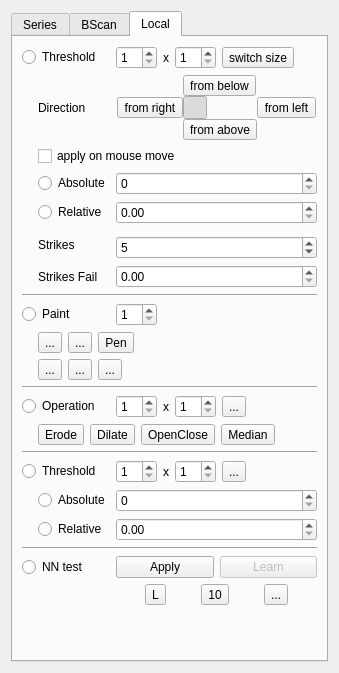
Before: the Qt Designer form ui/marker_segmentation.ui in neurodial/OCT-Marker, drawn with Qt 5.
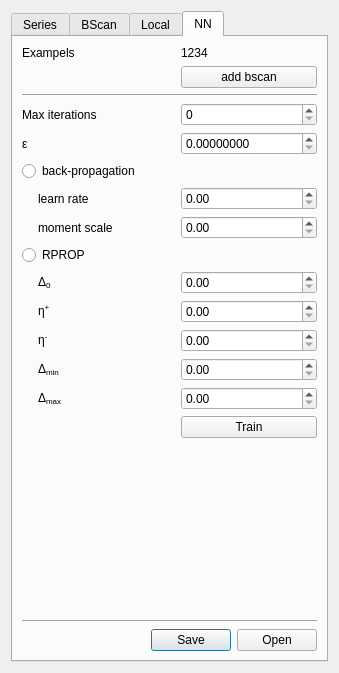
After: the same form once the commit is applied. Icons and pictures are not drawn.

Commit message: Segmentierung-NN: Widget-Entwurf

Patch:
```diff
--- a/ui/marker_segmentation.ui
+++ b/ui/marker_segmentation.ui
@@ -17,7 +17,7 @@
    <item>
     <widget class="QTabWidget" name="tabWidget">
      <property name="currentIndex">
-      <number>2</number>
+      <number>3</number>
      </property>
      <widget class="QWidget" name="seriesTab">
       <attribute name="title">
@@ -1085,7 +1085,7 @@
         </widget>
        </item>
        <item row="25" column="2">
-        <layout class="QHBoxLayout" name="horizontalLayout_5">
+        <layout class="QHBoxLayout" name="horizontalLayout_51">
          <item>
           <widget class="QPushButton" name="buttonLocalNNApply">
            <property name="text">
@@ -1176,6 +1176,214 @@
        </item>
       </layout>
      </widget>
+     <widget class="QWidget" name="nnTab">
+      <attribute name="title">
+       <string>NN</string>
+      </attribute>
+      <layout class="QGridLayout" name="gridLayout_9">
+       <item row="19" column="1">
+        <spacer name="verticalSpacer_4">
+         <property name="orientation">
+          <enum>Qt::Vertical</enum>
+         </property>
+         <property name="sizeHint" stdset="0">
+          <size>
+           <width>20</width>
+           <height>40</height>
+          </size>
+         </property>
+        </spacer>
+       </item>
+       <item row="6" column="0" colspan="2">
+        <widget class="QLabel" name="label_15">
+         <property name="text">
+          <string>ε</string>
+         </property>
+        </widget>
+       </item>
+       <item row="2" column="0" colspan="3">
+        <widget class="Line" name="line_6">
+         <property name="orientation">
+          <enum>Qt::Horizontal</enum>
+         </property>
+        </widget>
+       </item>
+       <item row="21" column="1" colspan="2">
+        <widget class="QDialogButtonBox" name="buttonBox">
+         <property name="standardButtons">
+          <set>QDialogButtonBox::Open|QDialogButtonBox::Save</set>
+         </property>
+         <property name="centerButtons">
+          <bool>false</bool>
+         </property>
+        </widget>
+       </item>
+       <item row="1" column="2">
+        <widget class="QPushButton" name="pushButton_2">
+         <property name="text">
+          <string>add bscan</string>
+         </property>
+        </widget>
+       </item>
+       <item row="0" column="2">
+        <widget class="QLabel" name="label_13">
+         <property name="text">
+          <string>1234</string>
+         </property>
+        </widget>
+       </item>
+       <item row="5" column="0" colspan="2">
+        <widget class="QLabel" name="label_14">
+         <property name="text">
+          <string>Max iterations</string>
+         </property>
+        </widget>
+       </item>
+       <item row="8" column="0" colspan="3">
+        <widget class="QRadioButton" name="radioButton">
+         <property name="text">
+          <string>back-propagation</string>
+         </property>
+        </widget>
+       </item>
+       <item row="17" column="2">
+        <widget class="QPushButton" name="pushButton">
+         <property name="text">
+          <string>Train</string>
+         </property>
+        </widget>
+       </item>
+       <item row="10" column="1">
+        <widget class="QLabel" name="label_17">
+         <property name="text">
+          <string>moment scale</string>
+         </property>
+        </widget>
+       </item>
+       <item row="11" column="0" colspan="3">
+        <widget class="QRadioButton" name="radioButton_2">
+         <property name="text">
+          <string>RPROP</string>
+         </property>
+        </widget>
+       </item>
+       <item row="9" column="1">
+        <widget class="QLabel" name="label_16">
+         <property name="text">
+          <string>learn rate</string>
+         </property>
+        </widget>
+       </item>
+       <item row="0" column="0" colspan="2">
+        <widget class="QLabel" name="label_12">
+         <property name="text">
+          <string>Exampels</string>
+         </property>
+        </widget>
+       </item>
+       <item row="10" column="2">
+        <widget class="QDoubleSpinBox" name="doubleSpinBox_3"/>
+       </item>
+       <item row="12" column="1">
+        <widget class="QLabel" name="label_18">
+         <property name="text">
+          <string>Δ&lt;sub&gt;0&lt;/sub&gt;</string>
+         </property>
+        </widget>
+       </item>
+       <item row="9" column="2">
+        <widget class="QDoubleSpinBox" name="doubleSpinBox_2"/>
+       </item>
+       <item row="15" column="1">
+        <widget class="QLabel" name="label_21">
+         <property name="text">
+          <string>Δ&lt;sub&gt;min&lt;/sub&gt;</string>
+         </property>
+        </widget>
+       </item>
+       <item row="5" column="2">
+        <widget class="QSpinBox" name="spinBox"/>
+       </item>
+       <item row="6" column="2">
+        <widget class="QDoubleSpinBox" name="doubleSpinBox">
+         <property name="decimals">
+          <number>8</number>
+         </property>
+         <property name="maximum">
+          <double>1.000000000000000</double>
+         </property>
+        </widget>
+       </item>
+       <item row="14" column="1">
+        <widget class="QLabel" name="label_20">
+         <property name="text">
+          <string>η&lt;sup&gt;-&lt;/sup&gt;</string>
+         </property>
+        </widget>
+       </item>
+       <item row="13" column="1">
+        <widget class="QLabel" name="label_19">
+         <property name="text">
+          <string>η&lt;sup&gt;+&lt;/sup&gt;</string>
+         </property>
+        </widget>
+       </item>
+       <item row="12" column="2">
+        <widget class="QDoubleSpinBox" name="doubleSpinBox_4"/>
+       </item>
+       <item row="16" column="1">
+        <widget class="QLabel" name="label_22">
+         <property name="text">
+          <string>Δ&lt;sub&gt;max&lt;/sub&gt;</string>
+         </property>
+        </widget>
+       </item>
+       <item row="16" column="2">
+        <widget class="QDoubleSpinBox" name="doubleSpinBox_5"/>
+       </item>
+       <item row="15" column="2">
+        <widget class="QDoubleSpinBox" name="doubleSpinBox_6"/>
+       </item>
+       <item row="13" column="2">
+        <widget class="QDoubleSpinBox" name="doubleSpinBox_7"/>
+       </item>
+       <item row="14" column="2">
+        <widget class="QDoubleSpinBox" name="doubleSpinBox_8"/>
+       </item>
+       <item row="20" column="0" colspan="3">
+        <widget class="Line" name="line_7">
+         <property name="orientation">
+          <enum>Qt::Horizontal</enum>
+         </property>
+        </widget>
+       </item>
+       <item row="17" column="0">
+        <widget class="QLabel" name="label_23">
+         <property name="sizePolicy">
+          <sizepolicy hsizetype="Fixed" vsizetype="Preferred">
+           <horstretch>0</horstretch>
+           <verstretch>0</verstretch>
+          </sizepolicy>
+         </property>
+         <property name="minimumSize">
+          <size>
+           <width>10</width>
+           <height>10</height>
+          </size>
+         </property>
+         <property name="baseSize">
+          <size>
+           <width>10</width>
+           <height>10</height>
+          </size>
+         </property>
+         <property name="text">
+          <string/>
+         </property>
+        </widget>
+       </item>
+      </layout>
+     </widget>
     </widget>
    </item>
   </layout>
```
The commit also changes 1 other file.
